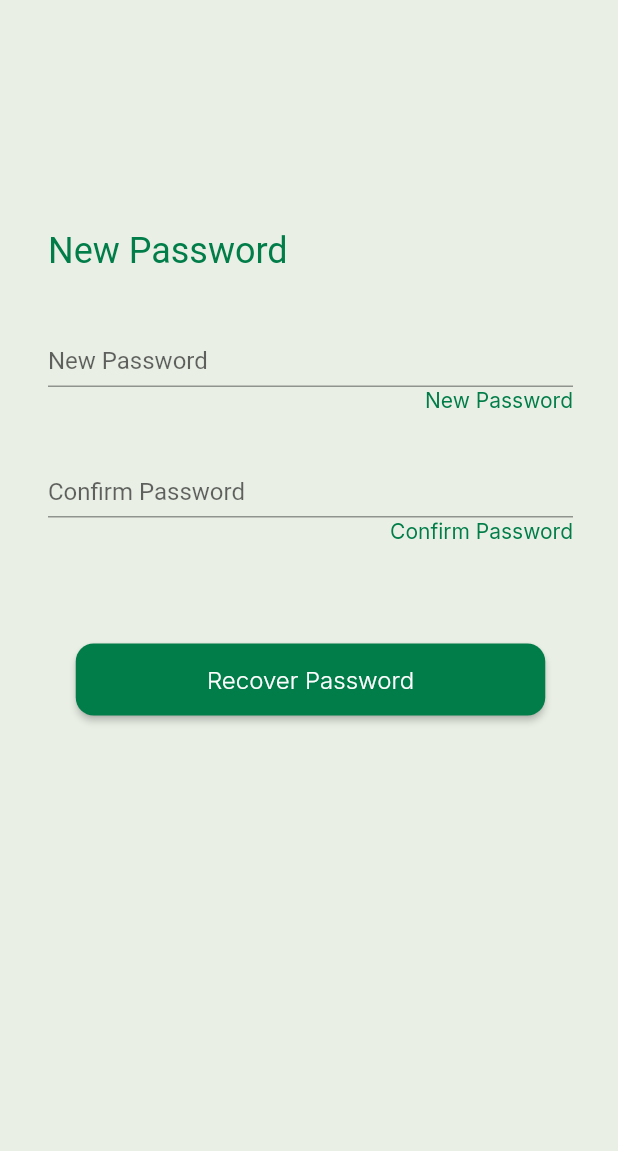
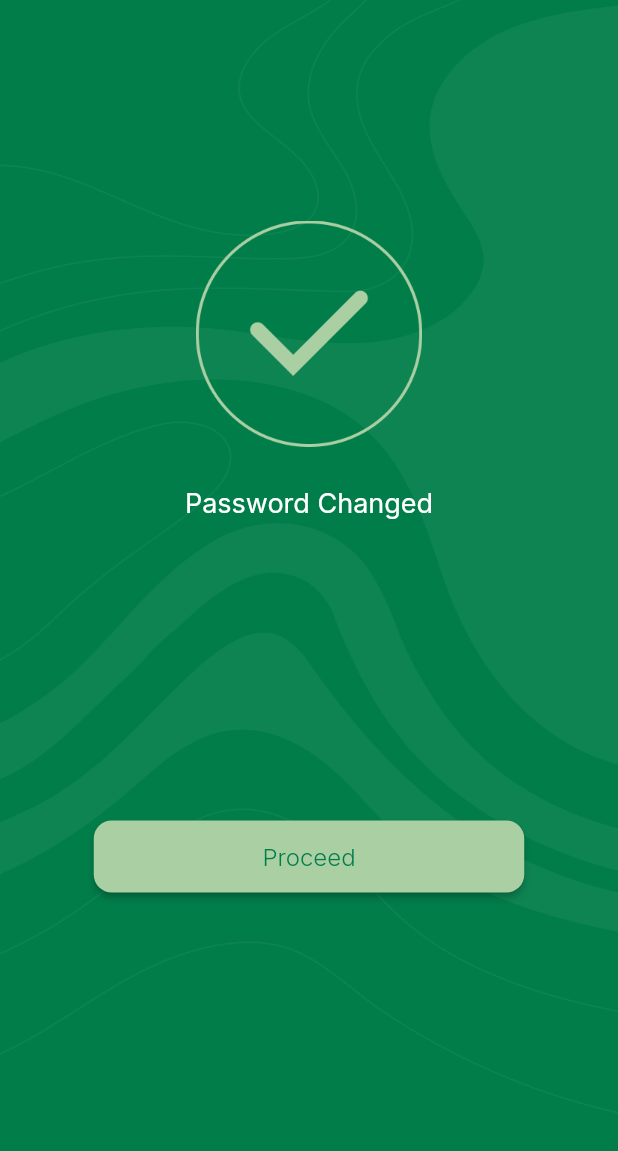
Before and after one commit to Karma-234/my_digital_bank_UI, a Flutter app: the screen it shows after launch, on a phone screen of 412 x 824 dp. Shown: the top 1151 px of the screen. Run offline on Flutter 3.47's test engine with Material 2 defaults, Android fonts, the phone set to English and light mode, and no system bars; our stand-ins replace google_fonts; Roboto replaces fonts that are missing (Inder).

Commit message:
Created Passsword reset success page

```diff
--- a/lib/common_widgets/reset_password_button.dart
+++ b/lib/common_widgets/reset_password_button.dart
@@ -17,7 +17,7 @@ class ResetPasswordButton extends StatelessWidget {
     return ElevatedButton(
       onPressed: buttonPressed,
       style: ElevatedButton.styleFrom(
-        fixedSize: const Size(313.0, 48.0),
+        fixedSize: const Size(311.0, 48.0),
         backgroundColor: AppColors.onButton,
         shape: RoundedRectangleBorder(
           borderRadius: BorderRadius.circular(12.0),
--- a/lib/features/onboarding/password_reset/views/new_password.dart
+++ b/lib/features/onboarding/password_reset/views/new_password.dart
@@ -2,6 +2,8 @@ import 'package:flutter/material.dart';
 import 'package:google_fonts/google_fonts.dart';
 import 'package:kml_digital_bank/common_widgets/reset_password_button.dart';
 import 'package:kml_digital_bank/core/app_colors.dart';
+
+import '../../../../common_widgets/password_form_field.dart';
 
 class NewPasswordPage extends StatelessWidget {
   const NewPasswordPage({super.key});
@@ -15,31 +17,34 @@ class NewPasswordPage extends StatelessWidget {
           const SizedBox(
             height: 153.0,
           ),
-          Form(
-            child: Padding(
-              padding: const EdgeInsets.only(left: 32.0, right: 30.0),
-              child: Column(
-                crossAxisAlignment: CrossAxisAlignment.start,
-                children: [
-                  Text(
+          Padding(
+            padding: const EdgeInsets.only(left: 35.0),
+            child: Text(
               'New Password',
               style: GoogleFonts.inder(
                 fontSize: 24.0,
                 color: AppColors.onButton,
               ),
             ),
+          ),
+          Form(
+            child: Column(
+              crossAxisAlignment: CrossAxisAlignment.center,
+              children: [
                 const SizedBox(
                   height: 42.0,
                 ),
-                  TextFormField(
-                    decoration: const InputDecoration(
-                        isDense: true,
-                        hintText: 'New Password',
-                        suffixText: 'Show'),
+                const SizedBox(
+                  width: 308.67,
+                  child: NewPasswordFormField(
+                    hintPass: 'New Password',
+                  ),
                 ),
                 Row(
-                    mainAxisAlignment: MainAxisAlignment.end,
                   children: [
+                    const SizedBox(
+                      width: 260.0,
+                    ),
                     Text(
                       'New Password',
                       style: GoogleFonts.inter(
@@ -52,15 +57,15 @@ class NewPasswordPage extends StatelessWidget {
                 const SizedBox(
                   height: 35.0,
                 ),
-                  TextFormField(
-                    decoration: const InputDecoration(
-                        isDense: true,
-                        hintText: 'Confirm Password',
-                        suffixText: 'Show'),
+                const SizedBox(
+                  width: 308.67,
+                  child: NewPasswordFormField(hintPass: 'Confirm Password'),
                 ),
                 Row(
-                    mainAxisAlignment: MainAxisAlignment.end,
                   children: [
+                    const SizedBox(
+                      width: 240.0,
+                    ),
                     Text(
                       'Confirm Password',
                       style: GoogleFonts.inter(
@@ -82,7 +87,6 @@ class NewPasswordPage extends StatelessWidget {
               ],
             ),
           ),
-          ),
         ],
       ),
     );
--- /dev/null
+++ b/lib/features/onboarding/password_reset/views/password_change_success.dart
@@ -0,0 +1,60 @@
+import 'package:flutter/material.dart';
+import 'package:google_fonts/google_fonts.dart';
+import 'package:kml_digital_bank/common_widgets/on_boarding_buttons.dart';
+import 'package:kml_digital_bank/core/app_colors.dart';
+import 'package:kml_digital_bank/core/extensions/string_extension.dart';
+
+class PasswordSuccess extends StatelessWidget {
+  const PasswordSuccess({super.key});
+
+  @override
+  Widget build(BuildContext context) {
+    return Scaffold(
+      backgroundColor: AppColors.secondary,
+      body: DecoratedBox(
+        decoration: BoxDecoration(
+          image:
+              DecorationImage(image: AssetImage('bg3'.png), fit: BoxFit.fill),
+        ),
+        child: ListView(
+          children: [
+            Column(
+              crossAxisAlignment: CrossAxisAlignment.center,
+              children: [
+                const SizedBox(
+                  height: 147.0,
+                ),
+                SizedBox(
+                  height: 151.0,
+                  width: 151.0,
+                  child: Image(
+                    image: AssetImage('Success'.png),
+                  ),
+                ),
+                const SizedBox(
+                  height: 27.0,
+                ),
+                Text(
+                  'Password Changed',
+                  style: GoogleFonts.inter(
+                      color: AppColors.primary, fontSize: 18.0),
+                ),
+                const SizedBox(
+                  height: 200.0,
+                ),
+                CommonButton(
+                  text: 'Proceed',
+                  color: AppColors.buttonColor2,
+                  buttonPressed: () {},
+                ),
+                const SizedBox(
+                  height: 85.0,
+                ),
+              ],
+            ),
+          ],
+        ),
+      ),
+    );
+  }
+}
--- a/lib/main.dart
+++ b/lib/main.dart
@@ -1,5 +1,6 @@
 import 'package:flutter/material.dart';
 import 'package:kml_digital_bank/features/onboarding/password_reset/views/new_password.dart';
+import 'package:kml_digital_bank/features/onboarding/password_reset/views/password_change_success.dart';
 import 'package:kml_digital_bank/features/onboarding/password_reset/views/password_reset.dart';
 
 import 'features/onboarding/landing_page/views/landing_page.dart';
@@ -18,7 +19,7 @@ class MainApp extends StatelessWidget {
       theme: ThemeData(
         primarySwatch: Colors.blue,
       ),
-      home: const NewPasswordPage(),
+      home: const PasswordSuccess(),
     );
   }
 }
```
Also changed, not shown: lib/common_widgets/password_form_field.dart (added, +32 -0 lines), lib/features/onboarding/password_reset/views/password_reset.dart (+27 -4 lines), assets/images/pngs/Success.png (added), lib/features/onboarding/password_reset/views/otp_page.dart (added). Lines whose indentation alone changed are shown as unchanged.
